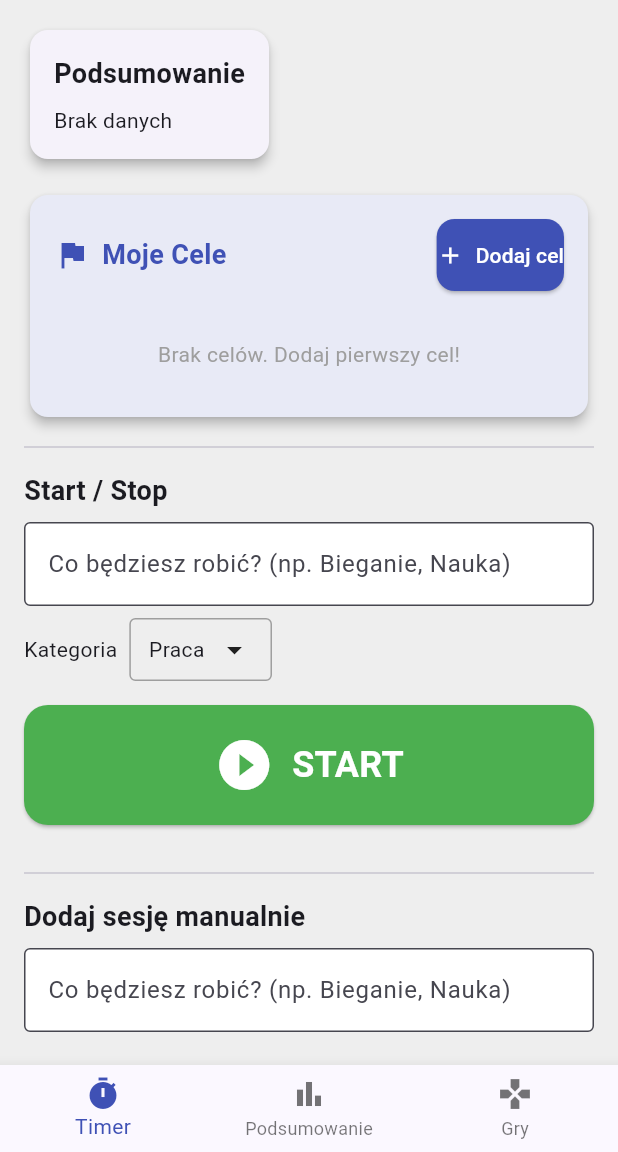
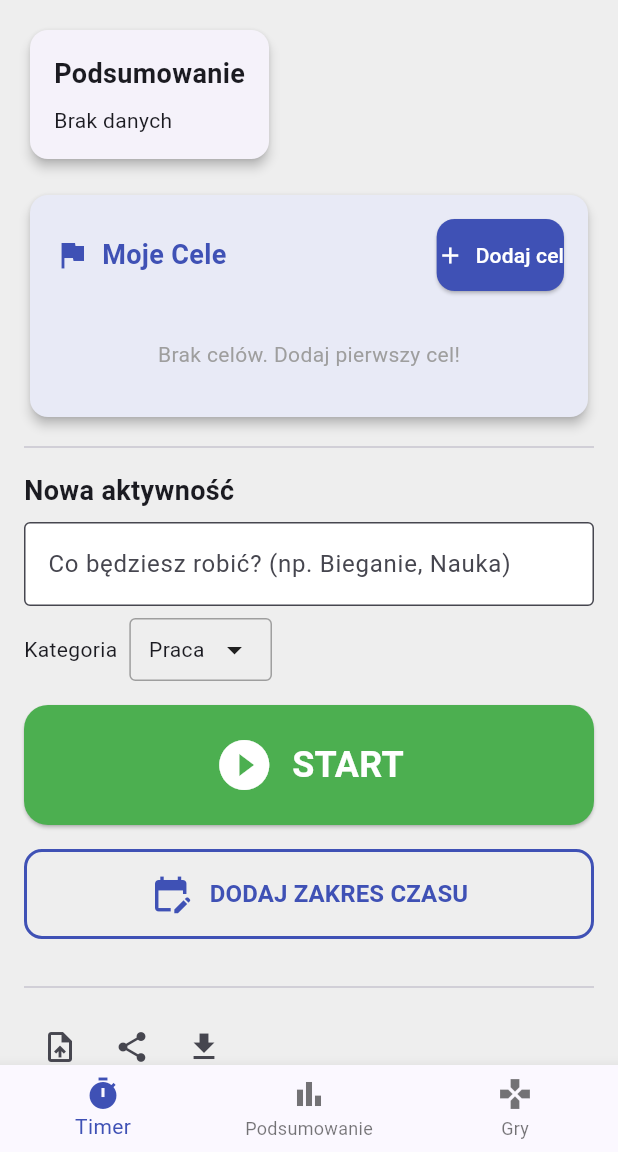
Before and after one commit to AppdeTenerifeparaTodos/work_timer_v3, a Flutter app: the screen it shows after launch, on a phone screen of 412 x 824 dp, the part 84-1236 px from its top. Run offline on Flutter 3.47's test engine with Material 3 defaults, Android fonts, the phone set to English and light mode, and no system bars; our stand-ins replace fl_chart, image_picker, share_plus, shared_preferences.

Commit message:
V4: Połączono Manual + Automat w jedną sekcję

```diff
--- a/lib/app_localizations.dart
+++ b/lib/app_localizations.dart
@@ -48,7 +48,7 @@ class AppLocalizations {
           '8. Prywatność\n'
           '• Wszystkie dane są zapisywane tylko lokalnie w pamięci urządzenia.',
 
-      // TYPY - NOWE (tylko 3 podstawowe)
+      // TYPY
       'work': 'Praca',
       'sport': 'Sport',
       'free_time': 'Czas wolny',
@@ -68,7 +68,7 @@ class AppLocalizations {
       'delete_type': 'Usuń typ',
       'cannot_delete_default': 'Nie można usunąć domyślnego typu',
 
-      // SZYBKI TIMER
+      // TIMER
       'quick_timer': 'Szybki timer',
       'description_hint': 'Opis (opcjonalnie)',
       'start_btn': 'Start',
@@ -77,8 +77,10 @@ class AppLocalizations {
       'close': 'Zamknij',
       'close_btn': 'Zamknij',
 
-      // START/STOP SECTION
-      'start_stop_section': 'Start / Stop',
+      // NOWA SEKCJA - POŁĄCZONA
+      'new_activity_section': 'Nowa aktywność',
+      'start_now_btn': 'START TERAZ',
+      'add_time_range_btn': 'DODAJ ZAKRES CZASU',
       'running_since': 'Trwa od',
 
       // PODSUMOWANIA
@@ -88,8 +90,7 @@ class AppLocalizations {
       'date_label': 'Data: ',
       'choose_date': 'Wybierz datę',
 
-      // MANUALNE DODAWANIE
-      'add_manual': 'Dodaj sesję manualnie',
+      // POLA FORMULARZA
       'description_label': 'Co będziesz robić? (np. Bieganie, Nauka)',
       'start_time_label': 'Start (HH:MM)',
       'end_time_label': 'Koniec (HH:MM)',
@@ -142,7 +143,7 @@ class AppLocalizations {
       'icon_color_picker': 'Kolor ikon',
       'slide_to_change_color': 'Przesuń suwak aby zmienić kolor',
 
-      // CELE 🎯
+      // CELE
       'goals_title': 'Moje Cele',
       'add_goal': 'Dodaj cel',
       'no_goals': 'Brak celów. Dodaj pierwszy cel!',
@@ -162,7 +163,7 @@ class AppLocalizations {
       'goal_progress': '{current}h / {target}h',
       'goal_invalid_hours': 'Podaj prawidłową liczbę godzin',
 
-      // 🎮 MEMORY GAME
+      // MEMORY GAME
       'games_tab': 'Gry',
       'memory_game_title': 'Memory Game',
       'new_game': 'Nowa gra',
@@ -178,14 +179,10 @@ class AppLocalizations {
       'your_records': '🏆 Twoje rekordy:',
       'best_time': 'Najlepszy czas:',
       'fewest_moves': 'Najmniej ruchów:',
-
-      // 🎮 GAMES MENU
       'choose_game': 'Wybierz grę',
       'games_subtitle': 'Relaksuj się pomiędzy sesjami pracy',
       'memory_game_desc': 'Znajdź wszystkie pary kart!',
       'coming_soon': 'Wkrótce dostępne!',
-
-      // 🎮 MEMORY LEVELS
       'memory_level_easy': 'Łatwy (4x3, 6 par)',
       'memory_level_medium': 'Średni (4x4, 8 par)',
       'memory_level_hard': 'Trudny (4x5, 10 par)',
@@ -206,7 +203,7 @@ class AppLocalizations {
       'all': 'Todo',
       'search_hint': 'Buscar por descripción (p. ej. Margarita, Finca)',
 
-      // INSTRUCCIONES DE USO
+      // INSTRUKCJA
       'instructions_title': 'Instrucciones de uso',
       'instructions_content':
       'Work Study Timer te ayuda a seguir tu tiempo de estudio y trabajo.\n\n'
@@ -214,26 +211,22 @@ class AppLocalizations {
           '• En la pantalla principal pulsa START para comenzar una sesión.\n'
           '• Pulsa STOP para terminarla: la sesión se guardará en el historial.\n\n'
           '2. Sesiones manuales\n'
-          '• Usa el botón de añadir sesión para introducir el tiempo manualmente '
-          '(por ejemplo, si olvidaste iniciar el temporizador).\n\n'
+          '• Usa el botón de añadir sesión para introducir el tiempo manualmente.\n\n'
           '3. Categorías\n'
           '• Tienes 3 categorías básicas: Trabajo, Deporte, Tiempo libre.\n'
           '• Puedes crear tus propias categorías directamente desde la lista de selección.\n\n'
           '4. Estadísticas\n'
-          '• La pestaña de Estadísticas muestra un gráfico de barras con los últimos 7 días '
-          'y un gráfico circular con la distribución del tiempo.\n\n'
+          '• La pestaña de Estadísticas muestra un gráfico de barras con los últimos 7 días.\n\n'
           '5. Objetivos\n'
-          '• Añade objetivos semanales o mensuales (por ejemplo, 10 h de trabajo).\n'
-          '• Sigue la barra de progreso para cada objetivo.\n\n'
+          '• Añade objetivos semanales o mensuales.\n\n'
           '6. Exportar datos\n'
-          '• En la pestaña de Historial utiliza la opción de exportar para guardar los datos '
-          'en un archivo JSON en el dispositivo.\n\n'
+          '• En la pestaña de Historial utiliza la opción de exportar.\n\n'
           '7. Importar datos\n'
-          '• Utiliza la opción de importar para cargar un archivo JSON guardado anteriormente.\n\n'
+          '• Utiliza la opción de importar para cargar un archivo JSON.\n\n'
           '8. Privacidad\n'
           '• Todos los datos se guardan solo de forma local en tu dispositivo.',
 
-      // TYPY - NOWE (tylko 3 podstawowe)
+      // TYPY
       'work': 'Trabajo',
       'sport': 'Deporte',
       'free_time': 'Tiempo libre',
@@ -243,7 +236,7 @@ class AppLocalizations {
       // ZARZĄDZANIE TYPAMI
       'add_new_type': 'Añadir nuevo tipo',
       'add_custom_type_title': 'Añadir nuevo tipo de actividad',
-      'custom_type_hint': 'Nombre de la nueva actividad (p. ej. Estudio, Guitarra)',
+      'custom_type_hint': 'Nombre de la nueva actividad',
       'manage_custom_types': 'Gestionar tipos',
       'no_custom_types': 'Sin tipos personalizados.',
       'type_name_label': 'Nombre del tipo',
@@ -253,7 +246,7 @@ class AppLocalizations {
       'delete_type': 'Eliminar tipo',
       'cannot_delete_default': 'No se puede eliminar el tipo predeterminado',
 
-      // SZYBKI TIMER
+      // TIMER
       'quick_timer': 'Temporizador rápido',
       'description_hint': 'Descripción (opcional)',
       'start_btn': 'Iniciar',
@@ -262,8 +255,10 @@ class AppLocalizations {
       'close': 'Cerrar',
       'close_btn': 'Cerrar',
 
-      // START/STOP SECTION
-      'start_stop_section': 'Iniciar / Detener',
+      // NOWA SEKCJA - POŁĄCZONA
+      'new_activity_section': 'Nueva actividad',
+      'start_now_btn': 'INICIAR AHORA',
+      'add_time_range_btn': 'AÑADIR RANGO DE TIEMPO',
       'running_since': 'Ejecutando desde',
 
       // PODSUMOWANIA
@@ -273,8 +268,7 @@ class AppLocalizations {
       'date_label': 'Fecha: ',
       'choose_date': 'Elegir fecha',
 
-      // MANUALNE DODAWANIE
-      'add_manual': 'Añadir sesión manualmente',
+      // POLA FORMULARZA
       'description_label': '¿Qué vas a hacer? (ej. Correr, Estudiar)',
       'start_time_label': 'Inicio (HH:MM)',
       'end_time_label': 'Fin (HH:MM)',
@@ -303,14 +297,14 @@ class AppLocalizations {
       'save': 'Guardar',
       'save_btn': 'Guardar',
       'add_btn': 'Añadir',
-      'error_edit_time': 'Horas incorrectas (formato HH:MM, fin después del inicio).',
+      'error_edit_time': 'Horas incorrectas (formato HH:MM).',
       'session_running_from': 'Sesión desde: ',
       'field_type': 'Tipo: ',
       'field_mode': 'Modo: ',
       'session_deleted': 'Sesión eliminada',
       'session_updated': 'Sesión actualizada',
 
-      // BACKUP/IMPORT/EXPORT
+      // BACKUP
       'export_ok': 'Exportado OK: ',
       'export_error': 'Error de exportación: ',
       'export_success': 'Exportado a',
@@ -321,13 +315,13 @@ class AppLocalizations {
       'no_files_to_import': 'No hay archivos para importar',
       'choose_file_to_import': 'Elige archivo para importar',
 
-      // TŁO I USTAWIENIA
+      // USTAWIENIA
       'change_background': 'Cambiar fondo',
       'remove_background': 'Eliminar fondo',
       'icon_color_picker': 'Color de iconos',
       'slide_to_change_color': 'Desliza para cambiar el color',
 
-      // CELE 🎯
+      // CELE
       'goals_title': 'Mis Objetivos',
       'add_goal': 'Añadir objetivo',
       'no_goals': '¡Sin objetivos. Añade el primero!',
@@ -347,7 +341,7 @@ class AppLocalizations {
       'goal_progress': '{current}h / {target}h',
       'goal_invalid_hours': 'Ingresa un número válido de horas',
 
-      // 🎮 MEMORY GAME
+      // MEMORY GAME
       'games_tab': 'Juegos',
       'memory_game_title': 'Juego de Memoria',
       'new_game': 'Nuevo juego',
@@ -363,14 +357,10 @@ class AppLocalizations {
       'your_records': '🏆 Tus récords:',
       'best_time': 'Mejor tiempo:',
       'fewest_moves': 'Menos movimientos:',
-
-      // 🎮 GAMES MENU
       'choose_game': 'Elige un juego',
       'games_subtitle': 'Relájate entre sesiones de trabajo',
       'memory_game_desc': '¡Encuentra todos los pares de cartas!',
       'coming_soon': '¡Próximamente!',
-
-      // 🎮 MEMORY LEVELS
       'memory_level_easy': 'Fácil (4x3, 6 pares)',
       'memory_level_medium': 'Medio (4x4, 8 pares)',
       'memory_level_hard': 'Difícil (4x5, 10 pares)',
--- a/lib/main.dart
+++ b/lib/main.dart
@@ -1812,6 +1812,7 @@ class _HomePageState extends State<HomePage> {
 
   String _selectedRange = 'dzisiaj';
   String _searchText = '';
+  bool _showManualFields = false;
 
   // NOWE - Kontrolery dla autocomplete
   final TextEditingController _activeDescController = TextEditingController();
@@ -3422,7 +3423,7 @@ class _HomePageState extends State<HomePage> {
 
                   // SEKCJA 1: START / STOP z AUTOCOMPLETE
                   Text(
-                    loc.translate('start_stop_section'),
+                    loc.translate('new_activity_section'),
                     style: TextStyle(fontSize: 18, fontWeight: FontWeight.bold),
                   ),
                   const SizedBox(height: 8),
@@ -3543,6 +3544,45 @@ class _HomePageState extends State<HomePage> {
                       ),
                     ),
 
+                  // 📅 PRZYCISK "DODAJ ZA ZAKRES CZASU"
+                  if (_activeStartTime == null)
+                    Container(
+                      width: double.infinity,
+                      height: 60,
+                      margin: const EdgeInsets.only(bottom: 16),
+                      child: OutlinedButton(
+                        onPressed: () {
+                          setState(() {
+                            _showManualFields = !_showManualFields;
+                          });
+                        },
+                        style: OutlinedButton.styleFrom(
+                          side: BorderSide(color: Colors.indigo, width: 2),
+                          shape: RoundedRectangleBorder(
+                            borderRadius: BorderRadius.circular(12),
+                          ),
+                        ),
+                        child: Row(
+                          mainAxisAlignment: MainAxisAlignment.center,
+                          children: [
+                            const Icon(Icons.edit_calendar, size: 28, color: Colors.indigo),
+                            const SizedBox(width: 12),
+                            Flexible(
+                              child: Text(
+                                loc.translate('add_time_range_btn'),
+                                style: const TextStyle(
+                                  fontSize: 16,
+                                  fontWeight: FontWeight.bold,
+                                  color: Colors.indigo,
+                                ),
+                                textAlign: TextAlign.center,
+                              ),
+                            ),
+                          ],
+                        ),
+                      ),
+                    ),
+
                   if (_activeStartTime != null)
 
                     Text(
@@ -3555,71 +3595,16 @@ class _HomePageState extends State<HomePage> {
                       ),
                     ),
 
-
-                  const Divider(height: 32),
-
-                  // SEKCJA 2: DODAWANIE MANUALNE z AUTOCOMPLETE
-                  Text(
-                    loc.translate('add_manual'),
-                    style: TextStyle(fontSize: 18, fontWeight: FontWeight.bold),
-                  ),
-                  const SizedBox(height: 8),
-
-                  // POLE Z AUTOCOMPLETE
+                  // 📅 POLA MANUALNE - pokazują się po kliknięciu "DODAJ ZA ZAKRES"
+                  if (_showManualFields && _activeStartTime == null)
                     Column(
                       crossAxisAlignment: CrossAxisAlignment.start,
                       children: [
-                      TextField(
-                        controller: _manualDescriptionController,
-                        focusNode: _manualFocusNode,
-                        decoration: InputDecoration(
-                          labelText: loc.translate('description_label'),
-                          border: const OutlineInputBorder(),
-                          filled: true,
-                          fillColor: Colors.white,
-                        ),
-                        onChanged: (value) {
-                          setState(() {});
-                        },
-                      ),
-                      if (_showManualSuggestions && _manualFilteredSuggestions.isNotEmpty)
-                        Container(
-                          margin: const EdgeInsets.only(top: 4),
-                          decoration: BoxDecoration(
-                            color: Colors.white,
-                            border: Border.all(color: Colors.grey.shade300),
-                            borderRadius: BorderRadius.circular(8),
-                            boxShadow: [
-                              BoxShadow(
-                                color: Colors.black.withOpacity(0.1),
-                                blurRadius: 4,
-                                offset: const Offset(0, 2),
-                              ),
-                            ],
-                          ),
-                          child: ListView.builder(
-                            shrinkWrap: true,
-                            physics: const NeverScrollableScrollPhysics(),
-                            itemCount: _manualFilteredSuggestions.length,
-                            itemBuilder: (context, index) {
-                              final suggestion = _manualFilteredSuggestions[index];
-                              return ListTile(
-                                dense: true,
-                                title: Text(suggestion),
-                                onTap: () {
-                                  _manualDescriptionController.text = suggestion;
-                                  _manualFocusNode.unfocus();
-                                  setState(() {
-                                    _showManualSuggestions = false;
-                                  });
-                                },
-                              );
-                            },
-                          ),
-                        ),
-                    ],
-                  ),
-                  const SizedBox(height: 8),
+                        const SizedBox(height: 16),
+                        const Divider(),
+                        const SizedBox(height: 16),
+
+                        // Data
                         Row(
                           children: [
                             Expanded(
@@ -3644,6 +3629,8 @@ class _HomePageState extends State<HomePage> {
                           ],
                         ),
                         const SizedBox(height: 8),
+
+                        // Godziny
                         Row(
                           children: [
                             Expanded(
@@ -3675,31 +3662,34 @@ class _HomePageState extends State<HomePage> {
                             ),
                           ],
                         ),
-                  const SizedBox(height: 8),
-                  Row(
-                    children: [
-                      Text(loc.translate('type')),
-                      const SizedBox(width: 8),
-                      _buildTypeDropdown(
-                        context: context,
-                        value: _manualType,
-                        onChanged: (newValue) {
-                          if (newValue == null) return;
-                          setState(() {
-                            _manualType = newValue;
-                          });
-                        },
-                      ),
-                    ],
-                  ),
-                  const SizedBox(height: 8),
+                        const SizedBox(height: 16),
+
+                        // Przycisk DODAJ
                         SizedBox(
                           width: double.infinity,
                           child: ElevatedButton(
-                      onPressed: _addManualSession,
-                      child: Text(loc.translate('add_session_btn')),
-                    ),
-                  ),
+                            onPressed: () {
+                              _addManualSession();
+                              setState(() {
+                                _showManualFields = false;
+                              });
+                            },
+                            style: ElevatedButton.styleFrom(
+                              backgroundColor: Colors.indigo,
+                              foregroundColor: Colors.white,
+                              padding: const EdgeInsets.symmetric(vertical: 16),
+                            ),
+                            child: Text(
+                              loc.translate('add_session_btn'),
+                              style: const TextStyle(fontSize: 16),
+                            ),
+                          ),
+                        ),
+                      ],
+                    ),
+
+
+
 
                   const Divider(height: 32),
 
```
Lines whose indentation alone changed are shown as unchanged.
